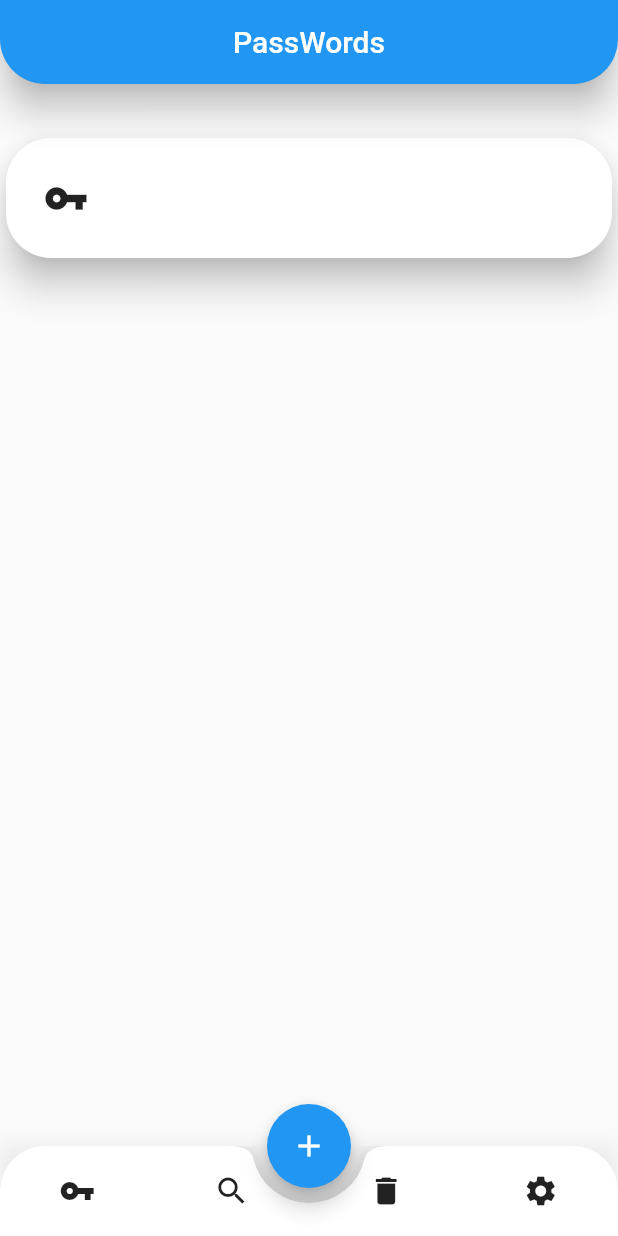
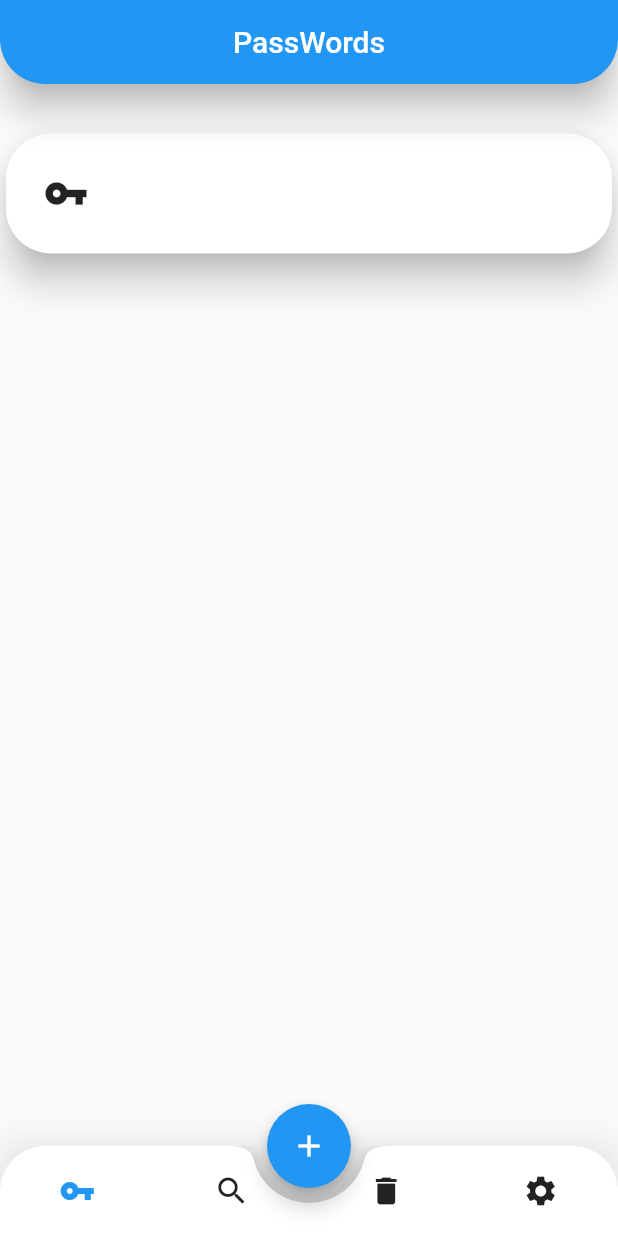
Before and after one commit to SkyDev125/PAP_Unnamed_Keyboard_PhoneApp, a Flutter app: the screen it shows after launch, after a tap on the "add" icon, on a phone screen of 412 x 824 dp. Run offline on Flutter 3.47's test engine with Material 2 defaults, Android fonts, the light colour scheme and no system bars.

Commit message:
Modified Core structure of the center widget Refinement of the listview Research of Widget deletion (dismissals) Implementation of widget deletion Created TODO list

```diff
--- a/lib/main.dart
+++ b/lib/main.dart
@@ -1,3 +1,13 @@
+//TODO: Check information about 2FA
+//TODO: Enhance the deletion of a widget
+//TODO: Document the whole code, every single line
+//TODO: Organize the code for better readability
+//TODO: Set configuration of Passwords and 2FA(if possible)
+//TODO: Research about bluetooth or nfc connection between app and raspberry pi
+//TODO: Implement the data receive and sent of information based on NFT or Bluetooth
+//TODO: Figure a way to save the app data so it wont be lost if closed. (save widget)
+//TODO: Get rid of the useless menu's and figure out something better
+
 import 'package:flutter/material.dart';
 import 'package:flutter/services.dart';
 
@@ -34,37 +44,16 @@ class Home extends StatefulWidget {
 }
 
 class _Home extends State<StatefulWidget> {
-  //int _count = 0;
+  int _selectedIndex = 0;
+  final List<Widget> _cardsList = [];
 
-  int _selectedIndex = 0;
-  static const TextStyle optionStyle =
-      TextStyle(fontSize: 30, fontWeight: FontWeight.bold);
-  static const List<Widget> _widgetOptions = <Widget>[
-    Text(
-      'Index 0: Home',
-      style: optionStyle,
-    ),
-    Text(
-      'Index 1: Search',
-      style: optionStyle,
-    ),
-    Text(
-      'Index 2: Delete',
-      style: optionStyle,
-    ),
-    Text(
-      'Index 3: Settings',
-      style: optionStyle,
-    ),
+  var bottomAppBarMenuIcons = [
+    Icons.vpn_key,
+    Icons.search_sharp,
+    Icons.delete,
+    Icons.settings
   ];
-
-  final List<Widget> _cardList = [
-    const Card(
-      child: Padding(
-        padding: EdgeInsets.only(bottom: 80),
-      ),
-    )
-  ];
+  var bottomAppBarMenuTooltips = ["Home", "Search", "Delete", "Settings"];
 
   Widget _card() {
     return Card(
@@ -83,12 +72,17 @@ class _Home extends State<StatefulWidget> {
         ]),
       ),
       shape: const RoundedRectangleBorder(
-        borderRadius: BorderRadius.vertical(
-          bottom: Radius.circular(30),
-          top: Radius.circular(30),
-        ),
-      ),
+          borderRadius:
+          BorderRadius.all(Radius.circular(30))),
     );
+  }
+
+  void reorderData(int oldIndex, int newIndex) {
+    setState(() {
+      if (newIndex > oldIndex) {
+        newIndex--;
+      }
+    });
   }
 
   @override
@@ -111,28 +105,55 @@ class _Home extends State<StatefulWidget> {
             ),
           ),
         ),
-        body: SingleChildScrollView(
-          child: Center(
-            child: Column(
-              crossAxisAlignment: CrossAxisAlignment.center,
-              mainAxisAlignment: MainAxisAlignment.start,
-              children: _cardList +
-                  const <Widget>[
-                    Card(
-                      child: Padding(
-                        padding: EdgeInsets.only(top: 60),
-                      ),
-                    ),
-                  ],
-            ),
-          ),
+        body: ReorderableListView.builder(
+          padding: const EdgeInsets.only(top: 85, bottom: 65),
+          onReorder: reorderData,
+          itemCount: _cardsList.length,
+          itemBuilder: (BuildContext context, int index) {
+            final card = _cardsList[index];
+            return Dismissible(
+                key: ValueKey(card),
+                confirmDismiss: (DismissDirection direction) async {
+                  return await showDialog(
+                    context: context,
+                    builder: (BuildContext context) {
+                      return AlertDialog(
+                        shape: const RoundedRectangleBorder(
+                            borderRadius:
+                                BorderRadius.all(Radius.circular(30))),
+                        title: const Text("Confirm"),
+                        content: const Text(
+                            "Are you sure you wish to delete this PassWord?"),
+                        actions: <Widget>[
+                          TextButton(
+                              onPressed: () => Navigator.of(context).pop(true),
+                              child: const Text("DELETE")),
+                          TextButton(
+                            onPressed: () => Navigator.of(context).pop(false),
+                            child: const Text("CANCEL"),
+                          ),
+                        ],
+                      );
+                    },
+                  );
+                },
+                background: Container(color: const Color(0xB2FF4D4D)),
+                onDismissed: (direction) {
+                  setState(() {
+                    _cardsList.removeAt(index);
+                  });
+                  ScaffoldMessenger.of(context).showSnackBar(
+                      SnackBar(content: Text('$index dismissed')));
+                },
+                child: _cardsList[index]);
+          },
         ),
         bottomNavigationBar: Container(
           decoration: const BoxDecoration(
             boxShadow: <BoxShadow>[
               BoxShadow(
-                color: Color(0x0f000000),
-                blurRadius: 10,
+                color: Color(0x1a000000),
+                blurRadius: 20,
               ),
             ],
           ),
@@ -150,36 +171,20 @@ class _Home extends State<StatefulWidget> {
                   mainAxisSize: MainAxisSize.max,
                   mainAxisAlignment: MainAxisAlignment.spaceAround,
                   children: <Widget>[
-                    IconButton(
-                      icon: const Icon(
-                        Icons.vpn_key,
+                    for (int i = 0; i < 4; i++)
+                      IconButton(
+                        icon: Icon(
+                          bottomAppBarMenuIcons[i],
+                          color: _selectedIndex == i
+                              ? Theme.of(context).colorScheme.secondary
+                              : Theme.of(context).iconTheme.color,
+                        ),
+                        tooltip: bottomAppBarMenuTooltips[i],
+                        splashRadius: 650,
+                        splashColor: Theme.of(context).colorScheme.secondary,
+                        onPressed: () => setState(() => _selectedIndex = i),
                       ),
-                      tooltip: 'Home',
-                      onPressed: () => setState(() => _selectedIndex = 0),
-                    ),
-                    IconButton(
-                      icon: const Icon(
-                        Icons.search_sharp,
-                      ),
-                      tooltip: 'Search',
-                      onPressed: () => setState(() => _selectedIndex = 1),
-                    ),
-                    IconButton(
-                      icon: const Icon(
-                        Icons.delete,
-                        semanticLabel: "hey",
-                      ),
-                      tooltip: 'Delete',
-                      onPressed: () => setState(() => _selectedIndex = 2),
-                    ),
-                    IconButton(
-                      icon: const Icon(
-                        Icons.settings,
-                      ),
-                      tooltip: 'Settings',
-                      onPressed: () => setState(() => _selectedIndex = 3),
-                    ),
-                  ],
+                  ], //
                 ),
               ),
             ),
@@ -187,7 +192,7 @@ class _Home extends State<StatefulWidget> {
         ),
         floatingActionButton: FloatingActionButton(
           //onPressed: () => setState(() => _count++),
-          onPressed: () => setState(() => _cardList.add(_card())),
+          onPressed: () => setState(() => _cardsList.add(_card())),
           tooltip: 'Increment Counter',
           child: const Icon(Icons.add),
         ),
```
Also changed, not shown: pubspec.lock.
